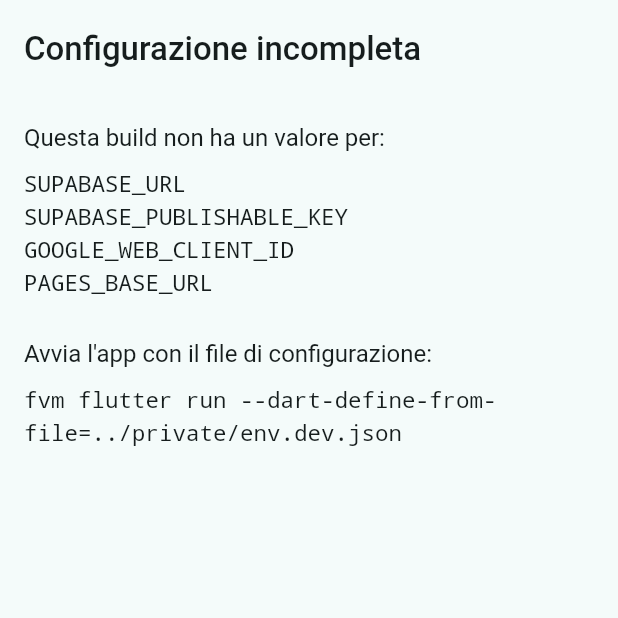
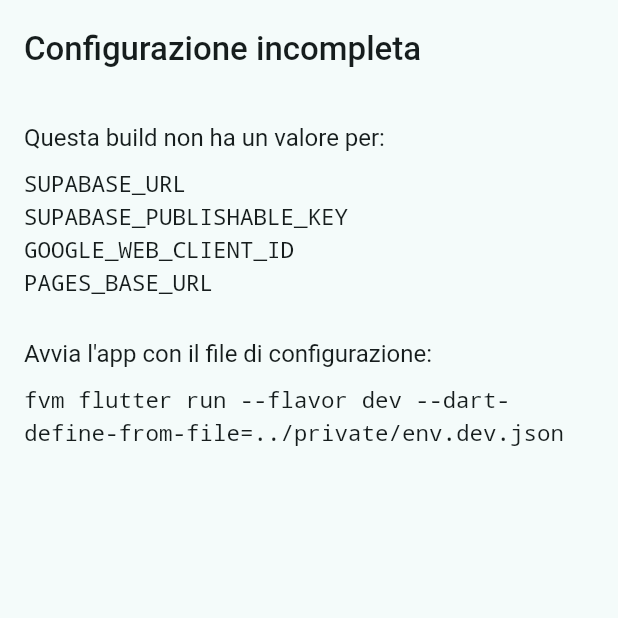
Before and after one commit to davekingdoms/Home-made, a Flutter app: the screen it shows after launch, on a phone screen of 412 x 824 dp, the top half of it. Run offline on Flutter 3.47's test engine with Material 3 defaults, Android fonts, the phone set to English and light mode, and no system bars; our stand-ins replace flutter_riverpod, go_router, google_sign_in, local_auth, material_symbols_icons, material_ui and 3 more; missing offline and left inert: local_auth_android; accounts and stored records are empty; generated files the repository leaves out were written again; Roboto replaces fonts that are missing (GoogleSansFlex).

Commit message:
feat(config): check that the build flavor matches APP_ENV
A build of the dev flavor needs APP_ENV dev and a build of any other
flavor refuses it, so a .dev package never points to prod and the real
app never offers the demo accounts. Without a flavor, as in tests,
there is nothing to check. On a mismatch the configuration screen names
the flavor that APP_ENV does not match, never a value, and its run
command passes --flavor dev.

The title of MaterialApp follows the flavor too: on Android it names the
app in the app switcher.

Co-Authored-By: Claude Opus 5.5 <noreply@anthropic.com>

```diff
--- a/app/lib/app.dart
+++ b/app/lib/app.dart
@@ -1,4 +1,5 @@
 import 'package:flutter_riverpod/flutter_riverpod.dart';
+import 'package:homemade/core/config/app_flavor.dart';
 import 'package:homemade/core/router/app_router.dart';
 import 'package:homemade/features/auth/unlock_shield.dart';
 import 'package:homemade/theme/app_theme.dart';
@@ -16,7 +17,8 @@ class HomemadeApp extends ConsumerWidget {
   Widget build(BuildContext context, WidgetRef ref) {
     final appearance = ref.watch(appearanceControllerProvider);
     return MaterialApp.router(
-      title: 'Home-made',
+      // On Android the title names the app in the app switcher.
+      title: AppFlavor.appName(),
       theme: buildAppTheme(appearance.palette, Brightness.light),
       darkTheme: buildAppTheme(appearance.palette, Brightness.dark),
       themeMode: appearance.themeMode,
--- a/app/lib/core/config/app_config.dart
+++ b/app/lib/core/config/app_config.dart
@@ -1,3 +1,4 @@
+import 'package:homemade/core/config/app_flavor.dart';
 import 'package:riverpod_annotation/riverpod_annotation.dart';
 
 part 'app_config.g.dart';
@@ -9,7 +10,8 @@ part 'app_config.g.dart';
 ///
 /// The app does not start without the Supabase URL, the Supabase publishable
 /// key, the Google web client ID and the address of Pages: `main` shows the
-/// names of the missing ones instead. `APP_ENV` is optional.
+/// names of the missing ones instead. `APP_ENV` is optional, but must agree
+/// with the flavor of the build ([matchesFlavor]).
 class AppConfig {
   const new({
     required this.appEnv,
@@ -70,6 +72,16 @@ class AppConfig {
   /// exactly `dev`. Only there sign-in (A2) offers the demo accounts.
   bool get isDev => appEnv == devEnv;
 
+  /// Whether this configuration fits a build of [flavor] (`--flavor`).
+  ///
+  /// The `dev` flavor needs `APP_ENV` `dev`, every other flavor (`prod`) any
+  /// other value: a `.dev` package never points to prod and the real app never
+  /// offers the demo accounts. Without a flavor, as in `flutter test`, there
+  /// is nothing to check. Like [missingKeys], `main` shows the problem in
+  /// place of the app.
+  bool matchesFlavor(String? flavor) =>
+      flavor == null || (flavor == AppFlavor.dev) == isDev;
+
   /// The page [path] of the Pages site, such as `/privacy/`.
   Uri pagesUri(String path) => Uri.parse('$pagesBaseUrl$path');
 }
--- /dev/null
+++ b/app/lib/core/config/app_flavor.dart
@@ -0,0 +1,19 @@
+import 'package:flutter/services.dart';
+
+/// Android product flavors of the build (`--flavor`), defined in
+/// `android/app/build.gradle.kts`: `dev`, package `….homemade.dev`, and
+/// `prod`, the real app.
+abstract final class AppFlavor {
+  /// The flavor of the development environment.
+  static const dev = 'dev';
+
+  /// The flavor of this build: null without `--flavor`, as in `flutter test`.
+  static const String? current = appFlavor;
+
+  /// Name of the app in a build of [flavor].
+  ///
+  /// The same as `app_name` in `build.gradle.kts`, under the launcher icon:
+  /// the title of `MaterialApp` gives it to the app switcher too.
+  static String appName([String? flavor = current]) =>
+      flavor == dev ? 'Home-made dev' : 'Home-made';
+}
--- a/app/lib/core/config/config_error_app.dart
+++ b/app/lib/core/config/config_error_app.dart
@@ -1,46 +1,65 @@
+import 'package:homemade/core/config/app_flavor.dart';
 import 'package:homemade/theme/app_theme.dart';
 import 'package:homemade/theme/tokens.dart';
 import 'package:material_ui/material_ui.dart';
 
-/// Shown in place of the app when the build has no value for a required
-/// configuration key: the names of the missing keys and the command that
-/// passes the configuration file. It has no router.
+/// Shown in place of the app when the configuration of the build is not
+/// usable: the names of the required keys without a value, or the flavor that
+/// `APP_ENV` does not match, and the command that passes the configuration
+/// file. Names only, never values. It has no router.
 class ConfigErrorApp extends StatelessWidget {
-  const new({required this.missingKeys, super.key});
+  const new({required this.missingKeys, this.mismatchedFlavor, super.key});
 
   /// Command that starts the app with its configuration file.
   static const runCommand =
-      'fvm flutter run --dart-define-from-file=../private/env.dev.json';
+      'fvm flutter run --flavor dev '
+      '--dart-define-from-file=../private/env.dev.json';
 
   /// Names (never values) of the keys without a value.
   final List<String> missingKeys;
 
+  /// The flavor of the build (`--flavor`) that `APP_ENV` does not match, if
+  /// any: see `AppConfig.matchesFlavor`.
+  final String? mismatchedFlavor;
+
   @override
   Widget build(BuildContext context) {
     return MaterialApp(
-      title: 'Home-made',
+      title: AppFlavor.appName(),
       theme: buildAppTheme(AppPalette.teal, Brightness.light),
       darkTheme: buildAppTheme(AppPalette.teal, Brightness.dark),
-      home: _ConfigErrorScreen(missingKeys: missingKeys),
+      home: _ConfigErrorScreen(
+        missingKeys: missingKeys,
+        mismatchedFlavor: mismatchedFlavor,
+      ),
     );
   }
 }
 
 class _ConfigErrorScreen extends StatelessWidget {
-  const new({required this.missingKeys});
+  const new({required this.missingKeys, required this.mismatchedFlavor});
 
   final List<String> missingKeys;
+  final String? mismatchedFlavor;
 
   @override
   Widget build(BuildContext context) {
     final theme = Theme.of(context);
     final code = theme.textTheme.bodyMedium?.copyWith(fontFamily: 'monospace');
+    final flavor = mismatchedFlavor;
     return Scaffold(
-      appBar: AppBar(title: const Text('Configurazione incompleta')),
+      appBar: AppBar(
+        title: Text(
+          missingKeys.isEmpty
+              ? 'Configurazione non valida'
+              : 'Configurazione incompleta',
+        ),
+      ),
       body: SafeArea(
         child: ListView(
           padding: const EdgeInsets.all(16),
           children: [
+            if (missingKeys.isNotEmpty) ...[
               Text(
                 'Questa build non ha un valore per:',
                 style: theme.textTheme.bodyLarge,
@@ -48,6 +67,14 @@ class _ConfigErrorScreen extends StatelessWidget {
               const SizedBox(height: 8),
               for (final key in missingKeys) Text(key, style: code),
               const SizedBox(height: 24),
+            ],
+            if (flavor != null) ...[
+              Text(
+                'APP_ENV non corrisponde al flavor $flavor',
+                style: theme.textTheme.bodyLarge,
+              ),
+              const SizedBox(height: 24),
+            ],
             Text(
               "Avvia l'app con il file di configurazione:",
               style: theme.textTheme.bodyLarge,
```
Also changed, not shown: app/lib/main.dart (+10 -2 lines), 3 other files. Lines whose indentation alone changed are shown as unchanged.
